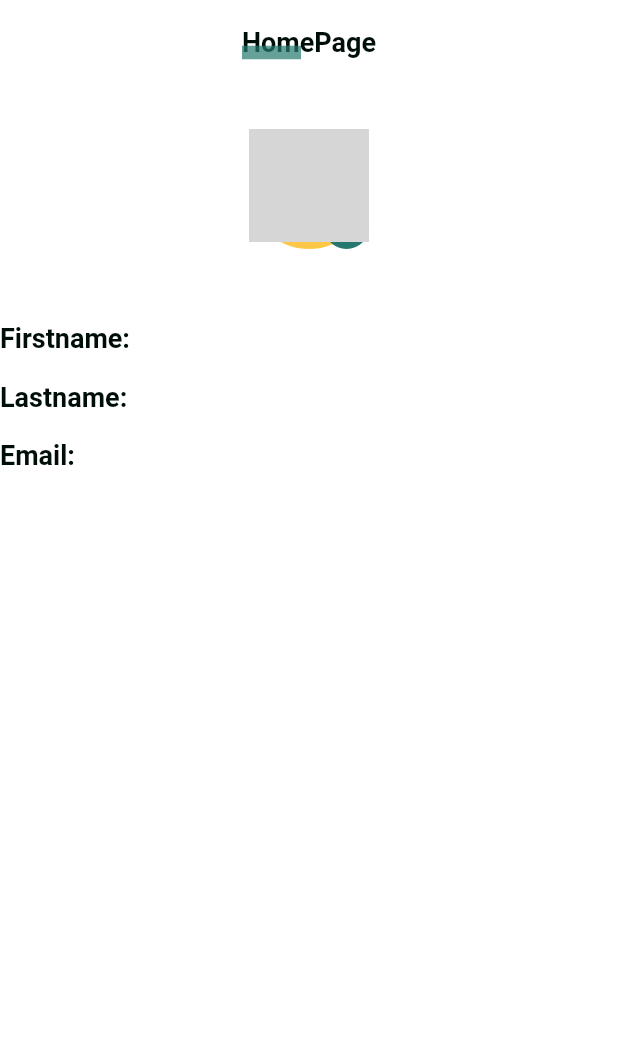
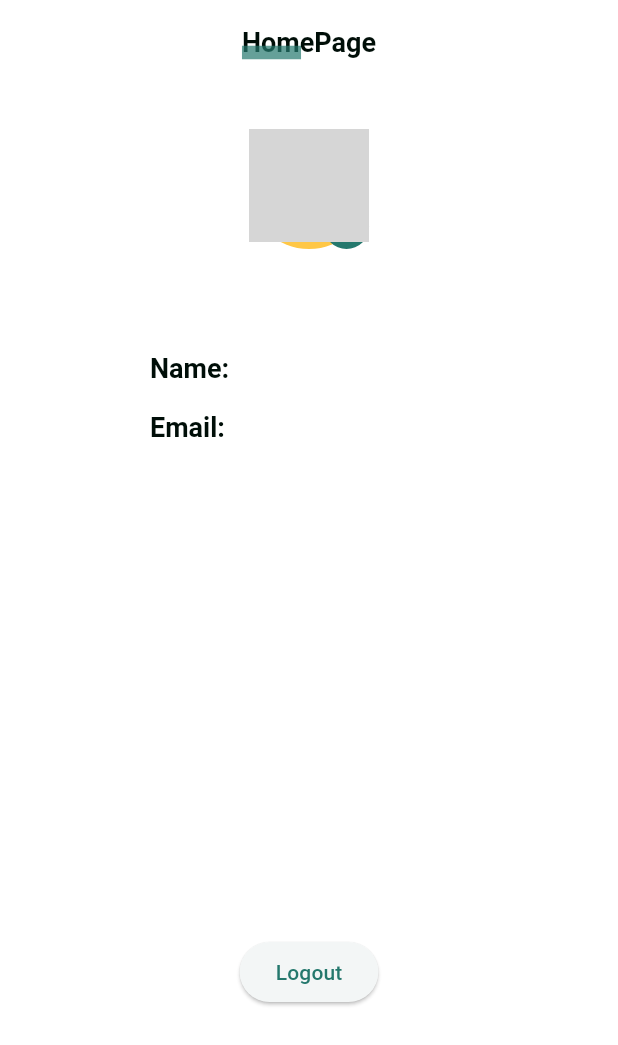
Before and after one commit to sizerChowdhury/authentication_app, a Flutter app: the HomePage screen opened by its route, on a phone screen of 412 x 824 dp. Shown: the top 1045 px of the screen. Run offline on Flutter 3.47's test engine with Material 3 defaults, Android fonts, the phone set to English and light mode, and no system bars; our stand-ins replace flutter_riverpod, go_router, riverpod_annotation, shared_preferences; accounts and stored records are empty; generated files the repository leaves out were written again; network calls fail; Roboto replaces fonts that are missing (Caros); grey boxes are pictures that could not be loaded.

Commit message:
refactor: logout button

```diff
--- a/lib/feature/email_confirmation/presentation/views/email_confirmation_page.dart
+++ b/lib/feature/email_confirmation/presentation/views/email_confirmation_page.dart
@@ -165,8 +165,8 @@ class _EmailConfirmationPageState extends ConsumerState<EmailConfirmationPage> {
       context: context,
       builder: (BuildContext context) {
         return AlertDialog(
-          title: const Text('User already exist. Please Login'),
-          content: const Text('Failed to create new account.'),
+          title: const Text('Failed'),
+          content: const Text('Failed to send otp.'),
           actions: [
             TextButton(
               onPressed: () {
--- a/lib/feature/email_confirmation/repository/email_confirmation_repository.dart
+++ b/lib/feature/email_confirmation/repository/email_confirmation_repository.dart
@@ -5,6 +5,8 @@ import 'package:http/http.dart';
 
 class EmailConfirmationRepository {
   FutureOr<bool?> emailConfirmation(String email, String otp) async{
+    print(email);
+    print(otp);
     final response = await post(
       Uri.parse('http://34.72.136.54:4067/api/v1/auth/verifyOtp'),
       body: {
@@ -12,6 +14,7 @@ class EmailConfirmationRepository {
         'otp': otp,
       },
     );
+    print(response.statusCode);
     if(response.statusCode != 201) {
       throw Exception('Something went wrong');
     } else {
--- a/lib/feature/home_page/presentation/views/home_page.dart
+++ b/lib/feature/home_page/presentation/views/home_page.dart
@@ -1,8 +1,10 @@
 import 'package:authentication_app/core/gen/assets.gen.dart';
 import 'package:authentication_app/core/widgets/title_underline.dart';
 import 'package:authentication_app/feature/home_page/controller/home_page_controller.dart';
+import 'package:authentication_app/feature/home_page/controller/logout_controller.dart';
 import 'package:flutter/material.dart';
 import 'package:flutter_riverpod/flutter_riverpod.dart';
+import 'package:go_router/go_router.dart';
 import 'package:shared_preferences/shared_preferences.dart';
 
 class HomePage extends ConsumerStatefulWidget {
@@ -23,6 +25,32 @@ class _HomePageState extends ConsumerState<HomePage> {
   @override
   Widget build(BuildContext context) {
     final homePageState = ref.watch(homePageProvider);
+    final logoutState = ref.watch(logoutControllerProvider);
+
+    ref.listen(logoutControllerProvider,(_,next){
+      if(next.value ?? false){
+        context.go('/');
+      }
+      else if (next.hasError && !next.isLoading) {
+        showDialog(
+          context: context,
+          builder: (BuildContext context) {
+            return AlertDialog(
+              title: const Text('Error! Bad request.'),
+              content: const Text('Logout failed'),
+              actions: [
+                TextButton(
+                  onPressed: () {
+                    Navigator.of(context).pop();
+                  },
+                  child: const Text('OK'),
+                ),
+              ],
+            );
+          },
+        );
+      }
+    });
 
     return Scaffold(
       appBar: AppBar(
@@ -37,9 +65,10 @@ class _HomePageState extends ConsumerState<HomePage> {
         ),
         centerTitle: true,
       ),
-      body: homePageState.isLoading?const CircularProgressIndicator(
-          backgroundColor: Colors.white,):Center(
-        child: Column(
+      body: homePageState.isLoading?Center(
+        child: const CircularProgressIndicator(
+            backgroundColor: Colors.white,),
+      ):Column(
             children: [
               const SizedBox(height: 30,),
               Stack(
@@ -79,7 +108,9 @@ class _HomePageState extends ConsumerState<HomePage> {
                 ],
               ),
               const SizedBox(height: 40,),
-               FutureBuilder<List<String>>(
+                 Padding(
+                   padding: const EdgeInsets.fromLTRB(100, 20, 20, 0),
+                   child: FutureBuilder<List<String>>(
                     future: _getFirstNameFromCache(),
                     builder: (context, snapshot) {
                       if (snapshot.connectionState == ConnectionState.waiting) {
@@ -91,16 +122,21 @@ class _HomePageState extends ConsumerState<HomePage> {
                         return Column(
                           crossAxisAlignment: CrossAxisAlignment.center,
                           children: [
-                        _buildRow("Firstname:", names[0]),
-                        _buildRow("Lastname:", names[1]),
+                            _buildRow("Name:", "${names[0]} ${names[1]}"),
                             _buildRow("Email:", names[2]),
                           ],
                         );
                       }
                     },
                    ),
+                 ),
+                   SizedBox(height: 320,),
+                   ElevatedButton(
+                       onPressed: () {
+                         ref.read(logoutControllerProvider.notifier).signOut();
+                       },
+                       child: (logoutState.isLoading)? const CircularProgressIndicator(): const Text('Logout')),
             ],
-        ),
           )
     );
   }
--- /dev/null
+++ b/lib/gen/fonts.gen.dart
@@ -0,0 +1,18 @@
+/// GENERATED CODE - DO NOT MODIFY BY HAND
+/// *****************************************************
+///  FlutterGen
+/// *****************************************************
+
+// coverage:ignore-file
+// ignore_for_file: type=lint
+// ignore_for_file: directives_ordering,unnecessary_import,implicit_dynamic_list_literal,deprecated_member_use
+
+class FontFamily {
+  FontFamily._();
+
+  /// Font family: Caros
+  static const String caros = 'Caros';
+
+  /// Font family: Circular
+  static const String circular = 'Circular';
+}
```
Also changed, not shown: lib/feature/home_page/controller/logout_controller.dart (added, +16 -0 lines), lib/feature/home_page/repository/logout_repository.dart (added, +62 -0 lines), lib/gen/assets.gen.dart (added, +124 -0 lines), lib/feature/email_confirmation/controller/email_confirmation_controller.g.dart (added), lib/feature/forget_password/controller/forget_password_controller.g.dart (added), lib/feature/home_page/controller/home_page_controller.g.dart (added), lib/feature/home_page/controller/logout_controller.g.dart (added), lib/feature/login/controller/login_controller.g.dart (added), lib/feature/reset_password/controller/reset_password_controller.g.dart (added), lib/feature/signup/controller/signup_controller.g.dart (added). Lines whose indentation alone changed are shown as unchanged.
